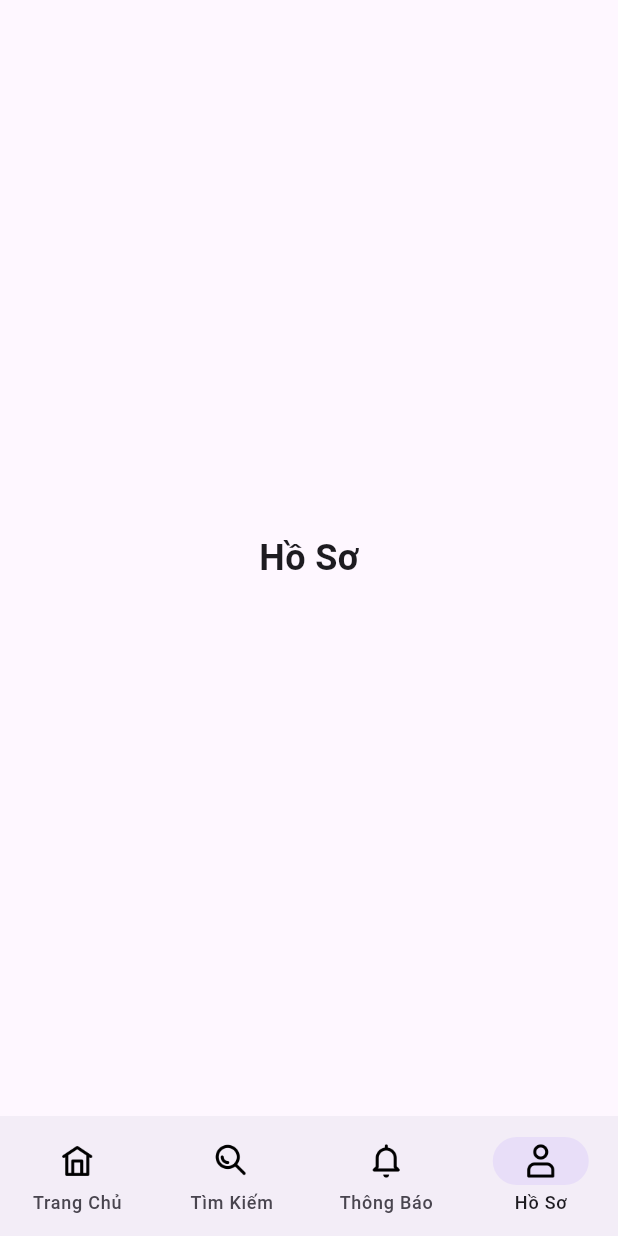
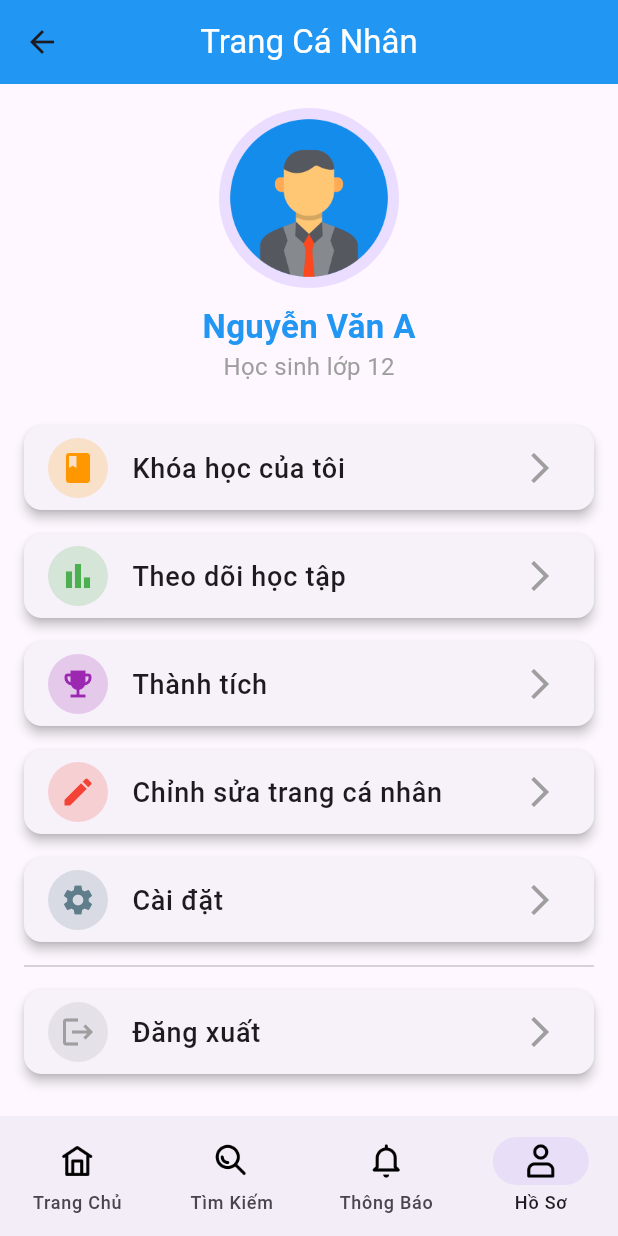
Before and after one commit to thg68/EasyEdu, a Flutter app: the MainNavigationScreen screen opened directly, item 4 of the bottom bar chosen, on a phone screen of 412 x 824 dp. Run offline on Flutter 3.47's test engine with Material 3 defaults, Android fonts, the light colour scheme and no system bars.

Commit message:
add login, profile; split navigationBar

```diff
--- /dev/null
+++ b/devtools_options.yaml
@@ -0,0 +1,3 @@
+description: This file stores settings for Dart & Flutter DevTools.
+documentation: https://docs.flutter.dev/tools/devtools/extensions#configure-extension-enablement-states
+extensions:
--- /dev/null
+++ b/lib/NavigationBar/NavigationBar.dart
@@ -0,0 +1,114 @@
+import 'package:flutter/material.dart';
+import '../Pages/Home/home.dart';
+import '../Pages/Search/search.dart';
+import '../Pages/Profile/profilePage.dart';
+
+class MainNavigationScreen extends StatefulWidget {
+  const MainNavigationScreen({super.key});
+
+  @override
+  State<MainNavigationScreen> createState() => _MainNavigationScreenState();
+}
+
+class _MainNavigationScreenState extends State<MainNavigationScreen> {
+  int _currentPageIndex = 0;
+
+  // Danh sách các trang tương ứng với mỗi tab
+  final List<Widget> _pages = [
+    const HomePage(),
+    SearchPage(),
+    const PlaceholderWidget("Thông Báo"),
+    const ProfilePage(),
+  ];
+
+  @override
+  Widget build(BuildContext context) {
+    return Scaffold(
+      body: _pages[_currentPageIndex],
+      bottomNavigationBar: _buildNavigationBar(),
+    );
+  }
+
+  NavigationBar _buildNavigationBar() {
+    return NavigationBar(
+      onDestinationSelected: (int index) {
+        setState(() {
+          _currentPageIndex = index;
+        });
+      },
+      selectedIndex: _currentPageIndex,
+      backgroundColor: const Color(0xFFF3EDF7),
+      destinations: [
+        _buildNavigationDestination(
+          iconPath: 'assets/images/home_icon.png',
+          label: 'Trang Chủ',
+        ),
+        _buildNavigationDestination(
+          iconPath: 'assets/images/search_icon.png',
+          label: 'Tìm Kiếm',
+        ),
+        _buildNavigationDestination(
+          iconPath: 'assets/images/notification_icon.png',
+          label: 'Thông Báo',
+        ),
+        _buildNavigationDestination(
+          iconPath: 'assets/images/profile_icon.png',
+          label: 'Hồ Sơ',
+        ),
+      ],
+    );
+  }
+
+  NavigationDestination _buildNavigationDestination({
+    required String iconPath,
+    required String label,
+  }) {
+    return NavigationDestination(
+      icon: _buildIcon(iconPath),
+      label: label,
+      selectedIcon: _buildSelectedIcon(iconPath),
+    );
+  }
+
+  Widget _buildIcon(String iconPath) {
+    return Container(
+      width: 24,
+      height: 24,
+      decoration: BoxDecoration(
+        image: DecorationImage(
+          image: AssetImage(iconPath),
+          fit: BoxFit.cover,
+        ),
+      ),
+    );
+  }
+
+  Widget _buildSelectedIcon(String iconPath) {
+    return Container(
+      padding: const EdgeInsets.all(4),
+      decoration: ShapeDecoration(
+        color: const Color(0xFFE8DEF8),
+        shape: RoundedRectangleBorder(
+          borderRadius: BorderRadius.circular(16),
+        ),
+      ),
+      child: _buildIcon(iconPath),
+    );
+  }
+}
+
+class PlaceholderWidget extends StatelessWidget {
+  final String title;
+
+  const PlaceholderWidget(this.title, {super.key});
+
+  @override
+  Widget build(BuildContext context) {
+    return Center(
+      child: Text(
+        title,
+        style: const TextStyle(fontSize: 24, fontWeight: FontWeight.bold),
+      ),
+    );
+  }
+}
--- /dev/null
+++ b/lib/Pages/Profile/ProfilePage.dart
@@ -0,0 +1,144 @@
+import 'package:flutter/material.dart';
+import '../Home/home.dart'; // Thay bằng đường dẫn đến HomePage
+import '../Login/LoginPage.dart';
+
+class ProfilePage extends StatelessWidget {
+  const ProfilePage({super.key});
+  @override
+  Widget build(BuildContext context) {
+    return Scaffold(
+      appBar: AppBar(
+        backgroundColor: Colors.blue,
+        title: const Text(
+          'Trang Cá Nhân',
+          style: TextStyle(color: Colors.white),
+        ),
+        centerTitle: true,
+        leading: IconButton(
+          icon: const Icon(Icons.arrow_back),
+          onPressed: () {
+            // Điều hướng về HomePage
+            Navigator.pushAndRemoveUntil(
+              context,
+              MaterialPageRoute(builder: (context) => const HomePage()),
+              (route) => false, // Xóa tất cả các route trước đó
+            );
+          },
+        ),
+      ),
+      body: ListView(
+        padding: const EdgeInsets.all(16.0),
+        children: [
+          // Avatar và tên người dùng
+          Center(
+            child: Column(
+              children: [
+                CircleAvatar(
+                  radius: 60,
+                  backgroundImage: AssetImage(
+                    'assets/images/40x40.png',
+                  ), // Thay bằng đường dẫn ảnh của bạn
+                ),
+                const SizedBox(height: 10),
+                const Text(
+                  'Nguyễn Văn A',
+                  style: TextStyle(
+                    fontSize: 22,
+                    fontWeight: FontWeight.bold,
+                    color: Colors.blue,
+                  ),
+                ),
+                const Text(
+                  'Học sinh lớp 12',
+                  style: TextStyle(fontSize: 16, color: Colors.grey),
+                ),
+              ],
+            ),
+          ),
+          const SizedBox(height: 20),
+          // Danh sách chức năng
+          _buildProfileOption(
+            icon: Icons.book,
+            title: 'Khóa học của tôi',
+            color: Colors.orange,
+            onTap: () {
+              // Xử lý khi nhấn vào
+            },
+          ),
+          _buildProfileOption(
+            icon: Icons.bar_chart,
+            title: 'Theo dõi học tập',
+            color: Colors.green,
+            onTap: () {
+              // Xử lý khi nhấn vào
+            },
+          ),
+          _buildProfileOption(
+            icon: Icons.emoji_events,
+            title: 'Thành tích',
+            color: Colors.purple,
+            onTap: () {
+              // Xử lý khi nhấn vào
+            },
+          ),
+          _buildProfileOption(
+            icon: Icons.edit,
+            title: 'Chỉnh sửa trang cá nhân',
+            color: Colors.red,
+            onTap: () {
+              // Xử lý khi nhấn vào
+            },
+          ),
+          _buildProfileOption(
+            icon: Icons.settings,
+            title: 'Cài đặt',
+            color: Colors.blueGrey,
+            onTap: () {
+              // Xử lý khi nhấn vào
+            },
+          ),
+          const Divider(),
+          // Mục Đăng xuất
+          _buildProfileOption(
+            icon: Icons.logout,
+            title: 'Đăng xuất',
+            color: Colors.grey,
+            onTap: () {
+              // Điều hướng về màn hình LoginPage
+              Navigator.pushAndRemoveUntil(
+                context,
+                MaterialPageRoute(builder: (context) => const LoginPage()),
+                (route) => false, // Xóa tất cả các route trước đó
+              );
+            },
+          ),
+        ],
+      ),
+    );
+  }
+
+  Widget _buildProfileOption({
+    required IconData icon,
+    required String title,
+    required Color color,
+    required VoidCallback onTap,
+  }) {
+    return Card(
+      elevation: 3,
+      margin: const EdgeInsets.symmetric(vertical: 8),
+      shape: RoundedRectangleBorder(borderRadius: BorderRadius.circular(12)),
+      child: ListTile(
+        leading: CircleAvatar(
+          backgroundColor: color.withOpacity(0.2),
+          child: Icon(icon, color: color),
+        ),
+        title: Text(
+          title,
+          style: const TextStyle(fontSize: 18, fontWeight: FontWeight.w500),
+        ),
+        trailing: const Icon(Icons.arrow_forward_ios, color: Colors.grey),
+        onTap: onTap,
+      ),
+    );
+  }
+}
--- a/lib/main.dart
+++ b/lib/main.dart
@@ -3,6 +3,7 @@ import 'Pages/Home/home.dart'; // Import trang Home
 import 'Pages/Search/search.dart'; // Import trang Search
 //import 'Pages/Notification/notification.dart'; // Import trang Notification
 //import 'Pages/Profile/profile.dart'; // Import trang Profile
+import 'Pages/Login/LoginPage.dart'; // Import trang Login
 
 void main() {
   runApp(const MyApp());
@@ -17,198 +18,7 @@ class MyApp extends StatelessWidget {
       theme: ThemeData.light().copyWith(
         scaffoldBackgroundColor: const Color.fromARGB(255, 254, 247, 255),
       ),
-      home: const MainNavigationScreen(),
+      home: LoginPage(),
     );
   }
 }
-
-class MainNavigationScreen extends StatefulWidget {
-  const MainNavigationScreen({super.key});
-
-  @override
-  State<MainNavigationScreen> createState() => _MainNavigationScreenState();
-}
-
-class _MainNavigationScreenState extends State<MainNavigationScreen> {
-  int _currentPageIndex = 0;
-
-  // Danh sách các trang tương ứng với mỗi tab
-  final List<Widget> _pages = [
-    HomePage(),
-    SearchPage(),
-    //const NotificationPage(),
-    //const ProfilePage(),
-    PlaceholderWidget("Thông Báo"),
-    PlaceholderWidget("Hồ Sơ"),
-  ];
-
-  @override
-  Widget build(BuildContext context) {
-    return Scaffold(
-      body: _pages[_currentPageIndex],
-      bottomNavigationBar: _buildNavigationBar(),
-    );
-  }
-
-  NavigationBar _buildNavigationBar() {
-    return NavigationBar(
-      onDestinationSelected: (int index) {
-        setState(() {
-          _currentPageIndex = index;
-        });
-      },
-      selectedIndex: _currentPageIndex,
-      backgroundColor: const Color(0xFFF3EDF7),
-      destinations: [
-        // Trang chủ
-        NavigationDestination(
-          icon: Container(
-            width: 24,
-            height: 24,
-            decoration: BoxDecoration(
-              image: DecorationImage(
-                image: AssetImage('assets/images/home_icon.png'),
-                fit: BoxFit.cover,
-              ),
-            ),
-          ),
-          label: 'Trang Chủ',
-          selectedIcon: Container(
-            padding: const EdgeInsets.all(4),
-            decoration: ShapeDecoration(
-              color: const Color(0xFFE8DEF8),
-              shape: RoundedRectangleBorder(
-                borderRadius: BorderRadius.circular(16),
-              ),
-            ),
-            child: Container(
-              width: 24,
-              height: 24,
-              decoration: BoxDecoration(
-                image: DecorationImage(
-                  image: AssetImage('assets/images/home_icon.png'),
-                  fit: BoxFit.cover,
-                ),
-              ),
-            ),
-          ),
-        ),
-        // Tìm kiếm
-        NavigationDestination(
-          icon: Container(
-            width: 24,
-            height: 24,
-            decoration: BoxDecoration(
-              image: DecorationImage(
-                image: AssetImage('assets/images/search_icon.png'),
-                fit: BoxFit.cover,
-              ),
-            ),
-          ),
-          label: 'Tìm Kiếm',
-          selectedIcon: Container(
-            padding: const EdgeInsets.all(4),
-            decoration: ShapeDecoration(
-              color: const Color(0xFFE8DEF8),
-              shape: RoundedRectangleBorder(
-                borderRadius: BorderRadius.circular(16),
-              ),
-            ),
-            child: Container(
-              width: 24,
-              height: 24,
-              decoration: BoxDecoration(
-                image: DecorationImage(
-                  image: AssetImage('assets/images/search_icon.png'),
-                  fit: BoxFit.cover,
-                ),
-              ),
-            ),
-          ),
-        ),
-        // Thông báo
-        NavigationDestination(
-          icon: Container(
-            width: 24,
-            height: 24,
-            decoration: BoxDecoration(
-              image: DecorationImage(
-                image: AssetImage('assets/images/notification_icon.png'),
-                fit: BoxFit.cover,
-              ),
-            ),
-          ),
-          label: 'Thông Báo',
-          selectedIcon: Container(
-            padding: const EdgeInsets.all(4),
-            decoration: ShapeDecoration(
-              color: const Color(0xFFE8DEF8),
-              shape: RoundedRectangleBorder(
-                borderRadius: BorderRadius.circular(16),
-              ),
-            ),
-            child: Container(
-              width: 24,
-              height: 24,
-              decoration: BoxDecoration(
-                image: DecorationImage(
-                  image: AssetImage('assets/images/notification_icon.png'),
-                  fit: BoxFit.cover,
-                ),
-              ),
-            ),
-          ),
-        ),
-        // Hồ sơ
-        NavigationDestination(
-          icon: Container(
-            width: 24,
-            height: 24,
-            decoration: BoxDecoration(
-              image: DecorationImage(
-                image: AssetImage('assets/images/profile_icon.png'),
-                fit: BoxFit.cover,
-              ),
-            ),
-          ),
-          label: 'Hồ Sơ',
-          selectedIcon: Container(
-            padding: const EdgeInsets.all(4),
-            decoration: ShapeDecoration(
-              color: const Color(0xFFE8DEF8),
-              shape: RoundedRectangleBorder(
-                borderRadius: BorderRadius.circular(16),
-              ),
-            ),
-            child: Container(
-              width: 24,
-              height: 24,
-              decoration: BoxDecoration(
-                image: DecorationImage(
-                  image: AssetImage('assets/images/profile_icon.png'),
-                  fit: BoxFit.cover,
-                ),
-              ),
-            ),
-          ),
-        ),
-      ],
-    );
-  }
-}
-
-class PlaceholderWidget extends StatelessWidget {
-  final String title;
-
-  const PlaceholderWidget(this.title);
-
-  @override
-  Widget build(BuildContext context) {
-    return Center(
-      child: Text(
-        title,
-        style: TextStyle(fontSize: 24, fontWeight: FontWeight.bold),
-      ),
-    );
-  }
-}
```
Also changed, not shown: lib/Pages/Login/LoginPage.dart (added, +133 -0 lines), assets/images/education.png (added).
